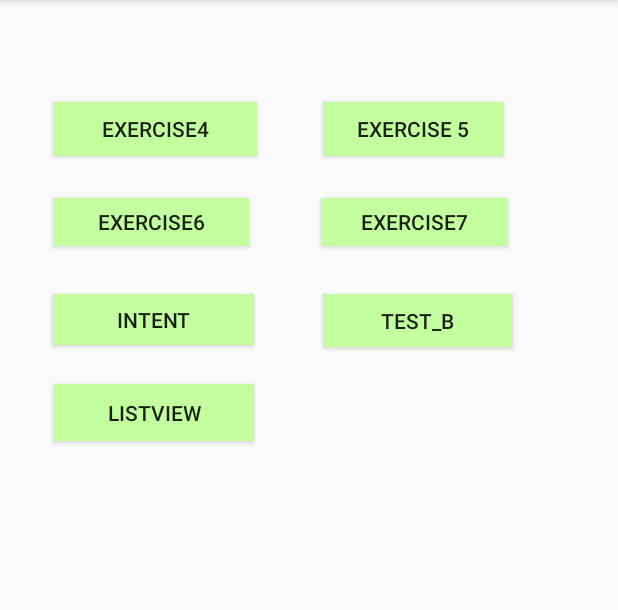
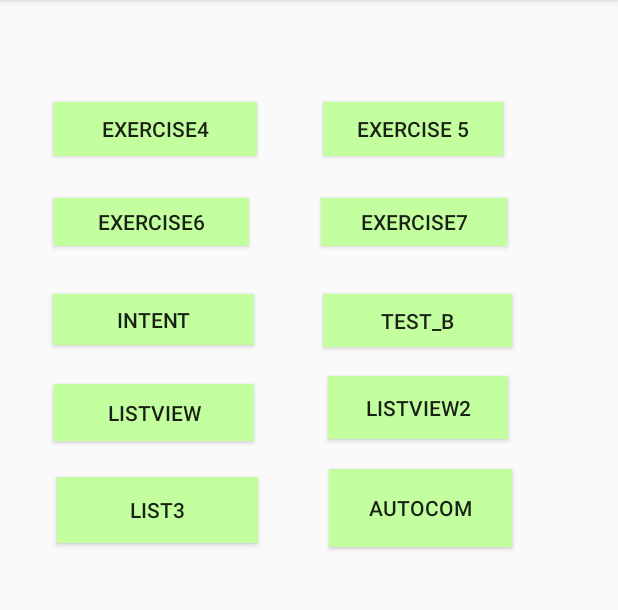
Before and after one commit to zeyadsharo/exam2, an Android app: the screen it shows after launch (MainActivity), on a phone screen of 412 x 824 dp, the part 84-694 px from its top. Run offline under Robolectric (Android 15) with nearby library versions, the phone set to English and light mode, and no system bars.

Commit message:
added some list example

```diff
--- a/app/src/main/java/com/example/exam2/MainActivity.java
+++ b/app/src/main/java/com/example/exam2/MainActivity.java
@@ -10,7 +10,7 @@ import android.widget.Button;
 import android.widget.Toast;
 
 public class MainActivity extends AppCompatActivity {
-   Button exercise3,exercise5 ,exercise6,exercise7,testb,intenta,listview;
+   Button exercise3,exercise5 ,exercise6,exercise7,testb,intenta,listview,listview2,list3,autocomplate;
    Intent intent;
     @Override
     protected void onCreate(Bundle savedInstanceState) {
@@ -20,10 +20,12 @@ public class MainActivity extends AppCompatActivity {
         exercise5=findViewById( R.id.exercise5 );
         exercise6=findViewById( R.id.exercise6 );
         exercise7=findViewById( R.id.exercise7 );
+        autocomplate=findViewById( R.id.autocomplate );
+        list3=findViewById( R.id.list3 );
         intenta=findViewById( R.id.intenta );
         testb=findViewById( R.id.testb );
         listview=findViewById( R.id.listview );
-
+        listview2=findViewById( R.id.listview2 );
         exercise3.setOnClickListener( new View.OnClickListener() {
             @Override
             public void onClick(View v) {
@@ -74,6 +76,29 @@ public class MainActivity extends AppCompatActivity {
                 startActivity( intent );
             }
         } );
+        listview2.setOnClickListener( new View.OnClickListener() {
+            @Override
+            public void onClick(View v) {
+                intent=new Intent(MainActivity.this,listviewp2.class);
+                startActivity( intent );
+            }
+        } );
+        list3.setOnClickListener( new View.OnClickListener() {
+            @Override
+            public void onClick(View v) {
+                intent=new Intent(MainActivity.this,A.class);
+                startActivity( intent );
+            }
+        } );
+        autocomplate.setOnClickListener( new View.OnClickListener() {
+            @Override
+            public void onClick(View v) {
+                intent=new Intent(MainActivity.this,autocomplete.class);
+                startActivity( intent );
+            }
+        } );
+
+
     }
     @Override
     protected void onActivityResult(int requestCode, int resultCode, Intent data) {
--- a/app/src/main/java/com/example/exam2/exercise7.java
+++ b/app/src/main/java/com/example/exam2/exercise7.java
@@ -74,7 +74,7 @@ public class exercise7 extends AppCompatActivity {
         seekBar.setOnSeekBarChangeListener( new SeekBar.OnSeekBarChangeListener() {
              @Override
              public void onProgressChanged(SeekBar seekBar, int progress, boolean fromUser) {
-                    textView.setTextSize( progress );
+                 textView.setTextSize( seekBar.getProgress() );
              }
 
              @Override
--- a/app/src/main/res/layout/activity_main.xml
+++ b/app/src/main/res/layout/activity_main.xml
@@ -93,4 +93,40 @@
         android:text="listview"
         app:layout_constraintStart_toStartOf="parent"
         app:layout_constraintTop_toBottomOf="@+id/intenta" />
+
+    <Button
+        android:id="@+id/listview2"
+        android:layout_width="120dp"
+        android:layout_height="42dp"
+        android:layout_marginStart="49dp"
+        android:layout_marginLeft="49dp"
+        android:layout_marginTop="19dp"
+        android:background="@color/colorPrimary"
+        android:text="listview2"
+        app:layout_constraintStart_toEndOf="@+id/listview"
+        app:layout_constraintTop_toBottomOf="@+id/testb" />
+
+    <Button
+        android:id="@+id/list3"
+        android:layout_width="134dp"
+        android:layout_height="44dp"
+        android:layout_marginStart="38dp"
+        android:layout_marginLeft="38dp"
+        android:layout_marginTop="24dp"
+        android:background="@color/colorPrimary"
+        android:text="list3"
+        app:layout_constraintStart_toStartOf="parent"
+        app:layout_constraintTop_toBottomOf="@+id/listview" />
+
+    <Button
+        android:id="@+id/autocomplate"
+        android:layout_width="122dp"
+        android:layout_height="52dp"
+        android:layout_marginStart="47dp"
+        android:layout_marginLeft="47dp"
+        android:layout_marginTop="20dp"
+        android:background="@color/colorPrimary"
+        android:text="autocom"
+        app:layout_constraintStart_toEndOf="@+id/list3"
+        app:layout_constraintTop_toBottomOf="@+id/listview2" />
 </androidx.constraintlayout.widget.ConstraintLayout>
--- a/app/src/main/res/layout/activity_template.xml
+++ b/app/src/main/res/layout/activity_template.xml
@@ -37,8 +37,8 @@
 
     <ImageView
         android:id="@+id/imageView"
-        android:layout_width="261dp"
-        android:layout_height="276dp"
+        android:layout_width="258dp"
+        android:layout_height="260dp"
         android:layout_marginStart="29dp"
         android:layout_marginLeft="29dp"
         android:layout_marginTop="52dp"
```
Also changed, not shown: app/src/main/AndroidManifest.xml (+6 -1 lines), app/src/main/java/com/example/exam2/A.java (added, +60 -0 lines), app/src/main/java/com/example/exam2/B.java (added, +14 -0 lines), app/src/main/java/com/example/exam2/autocomplete.java (added, +32 -0 lines), app/src/main/java/com/example/exam2/listviewp2.java (added, +92 -0 lines), app/src/main/java/com/example/exam2/row.java (added, +14 -0 lines), app/src/main/res/layout/activity_a.xml (added, +21 -0 lines), app/src/main/res/layout/activity_autocomplete.xml (added, +39 -0 lines), app/src/main/res/layout/activity_b.xml (added, +29 -0 lines), app/src/main/res/layout/activity_listviewp2.xml (added, +20 -0 lines), app/src/main/res/layout/activity_row.xml (added, +54 -0 lines), app/src/main/res/drawable/facebook.jpg (added), app/src/main/res/drawable/instagram.jpg (added), app/src/main/res/drawable/telegram.jpg (added), 1 more files.
